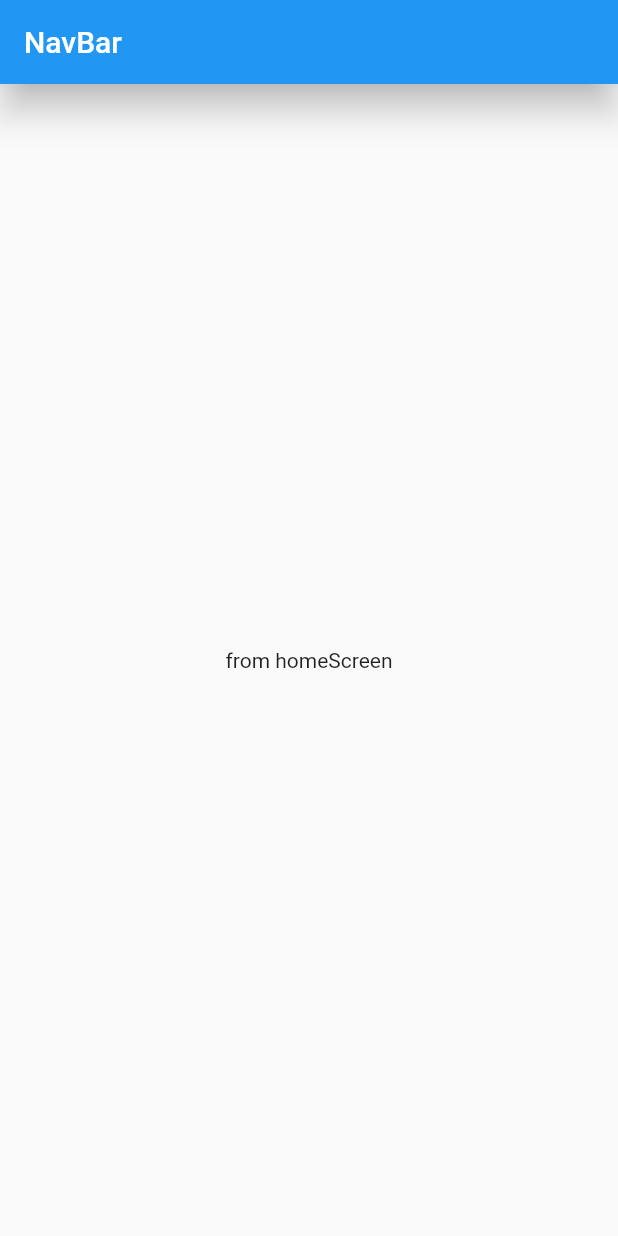
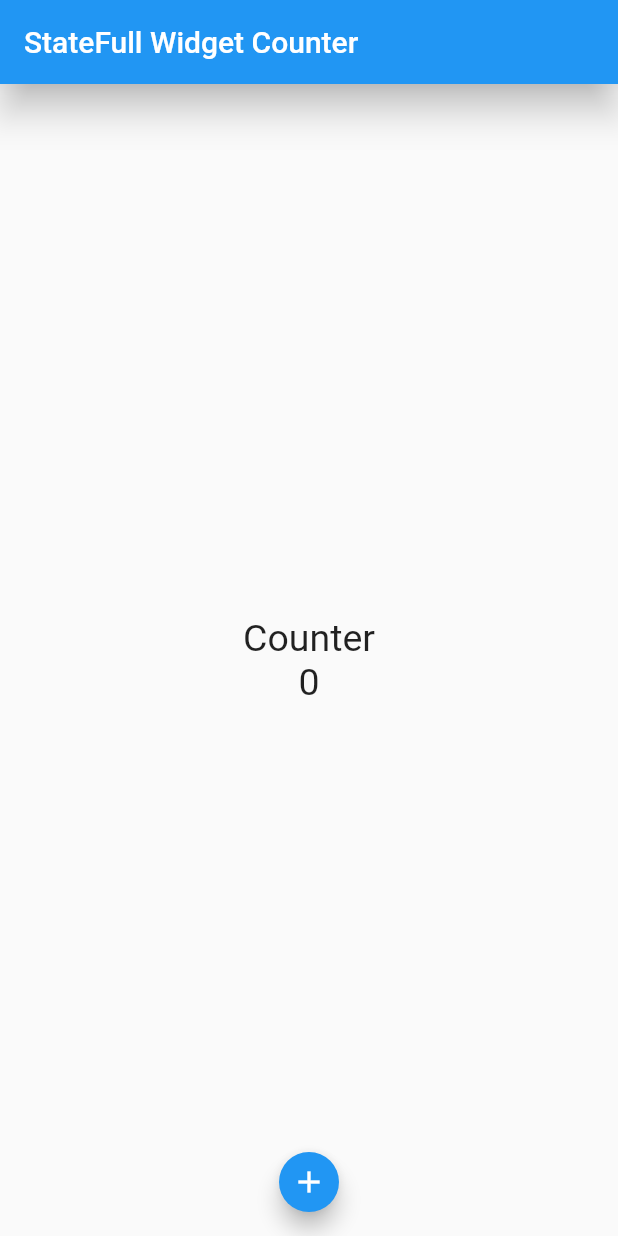
Before and after one commit to BrandoAngulo/Flutter, a Flutter app: the screen it shows after launch, on a phone screen of 412 x 824 dp. Run offline on Flutter 3.47's test engine with Material 2 defaults, Android fonts, the phone set to English and light mode, and no system bars.

Commit message:
finalizando el statelesswidget e iniciando el statefulwidget para el cambio de estados

```diff
--- a/flutter_application_of_0/lib/main.dart
+++ b/flutter_application_of_0/lib/main.dart
@@ -1,5 +1,5 @@
 import 'package:flutter/material.dart';
-import 'package:flutter_application_of_0/screen/home_screen.dart';
+import 'package:flutter_application_of_0/screen/state_full_widget_counter.dart';
 
 void main() {
   runApp(const MyApp());
@@ -16,6 +16,7 @@ class MyApp extends StatelessWidget {
         //quita la etiqueta debug de la vista en el lado superior derecho
         debugShowCheckedModeBanner: false,
         //esta Center(child:Text('Hello World'))) es mi primera vista
-        home: HomeScreen());
+        /* home: HomeScreen()); */
+        home: StateFullWidgetCounter());
   }
 }
--- a/flutter_application_of_0/lib/screen/home_screen.dart
+++ /dev/null
@@ -1,23 +0,0 @@
-import 'package:flutter/material.dart';
-
-class HomeScreen extends StatelessWidget {
-  const HomeScreen({super.key});
-
-  @override
-  //El BuildContext sirve para saber el contexto en el cual nuestro widget esta siendo construido
-  Widget build(BuildContext context) {
-    //El escaffold es el lienzo en el cual ya tengo opciones para empezar a poner mis widgets dentro
-    return Scaffold(
-      //Barra de navegacion
-      appBar: AppBar(
-        title: const Text('NavBar'),
-        elevation:
-            10, //eleva la barra de navegacion o se ve como con una shadow
-      ),
-      //muestra el texto centrado del home
-      body: const Center(
-        child: Text('from homeScreen'),
-      ),
-    );
-  }
-}
--- /dev/null
+++ b/flutter_application_of_0/lib/screen/state_full_widget_counter.dart
@@ -0,0 +1,46 @@
+import 'package:flutter/material.dart';
+
+class StateFullWidgetCounter extends StatefulWidget {
+  const StateFullWidgetCounter({super.key});
+
+  @override
+  State<StateFullWidgetCounter> createState() => _StateFullWidgetCounterState();
+}
+
+class _StateFullWidgetCounterState extends State<StateFullWidgetCounter> {
+  @override
+  //El BuildContext sirve para saber el contexto en el cual nuestro widget esta siendo construido
+  Widget build(BuildContext context) {
+    //Se crea una variable para darle el valor del tamaño al texto
+    const fontSize = TextStyle(fontSize: 25);
+    int counter = 0;
+    //El escaffold es el lienzo en el cual ya tengo opciones para empezar a poner mis widgets dentro
+    return Scaffold(
+      //Barra de navegacion
+      appBar: AppBar(
+        title: const Text('StateFull Widget Counter'),
+        elevation:
+            10, //eleva la barra de navegacion o se ve como con una shadow
+      ),
+      //muestra el texto centrado del home
+      body: Center(
+        child: Column(
+          mainAxisAlignment: MainAxisAlignment.center,
+          children: [
+            const Text('Counter', style: fontSize),
+            Text('$counter', style: fontSize),
+          ],
+        ),
+      ),
+      floatingActionButtonLocation:
+          FloatingActionButtonLocation.miniCenterFloat,
+      floatingActionButton: FloatingActionButton.small(
+        onPressed: () {
+          print('Hello world $counter');
+          counter++;
+        },
+        child: const Icon(Icons.add),
+      ),
+    );
+  }
+}
--- /dev/null
+++ b/flutter_application_of_0/lib/screen/state_less_widget.dart
@@ -0,0 +1,41 @@
+import 'package:flutter/material.dart';
+
+class HomeScreen extends StatelessWidget {
+  const HomeScreen({super.key});
+
+  @override
+  //El BuildContext sirve para saber el contexto en el cual nuestro widget esta siendo construido
+  Widget build(BuildContext context) {
+    //Se crea una variable para darle el valor del tamaño al texto
+    const fontSize = TextStyle(fontSize: 25);
+    int counter = 0;
+    //El escaffold es el lienzo en el cual ya tengo opciones para empezar a poner mis widgets dentro
+    return Scaffold(
+      //Barra de navegacion
+      appBar: AppBar(
+        title: const Text('NavBar'),
+        elevation:
+            10, //eleva la barra de navegacion o se ve como con una shadow
+      ),
+      //muestra el texto centrado del home
+      body: Center(
+        child: Column(
+          mainAxisAlignment: MainAxisAlignment.center,
+          children: [
+            const Text('Counter', style: fontSize),
+            Text('$counter', style: fontSize),
+          ],
+        ),
+      ),
+      floatingActionButtonLocation:
+          FloatingActionButtonLocation.miniCenterFloat,
+      floatingActionButton: FloatingActionButton.small(
+        onPressed: () {
+          print('Hello world $counter');
+          counter++;
+        },
+        child: const Icon(Icons.add),
+      ),
+    );
+  }
+}
```
